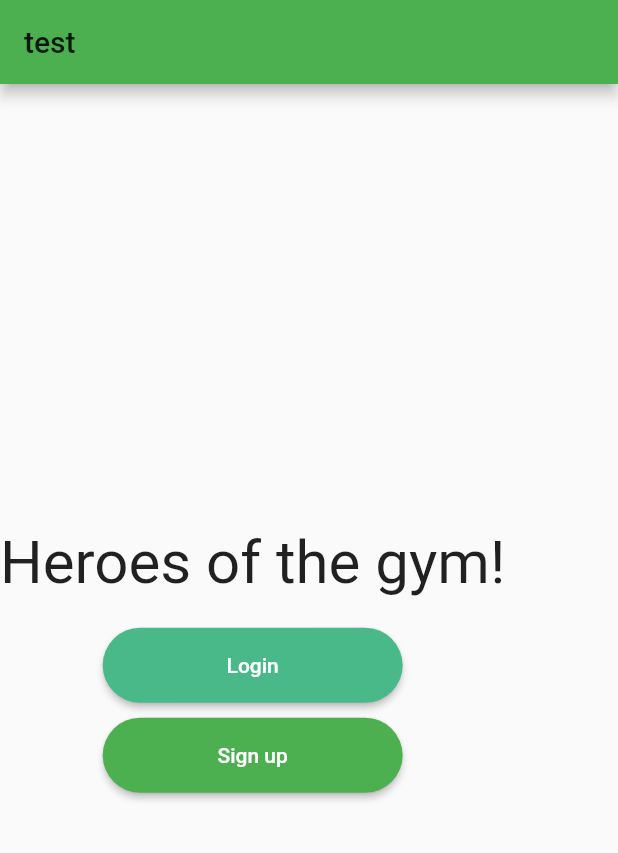
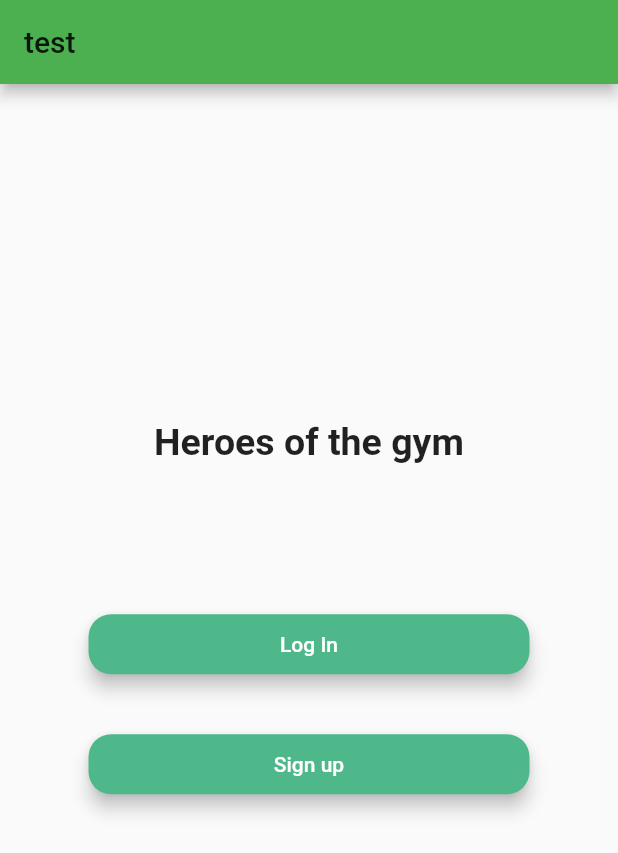
Before and after one commit to azero-as/hotg, a Flutter app: the screen it shows after launch, on a phone screen of 412 x 824 dp. Shown: the top 853 px of the screen. Run offline on Flutter 3.47's test engine with Material 2 defaults, Android fonts, the phone set to English and light mode, and no system bars.

Commit message:
#1 fix display of buttons and title

```diff
--- a/heroes_app/lib/frontpage.dart
+++ b/heroes_app/lib/frontpage.dart
@@ -13,9 +13,52 @@ class _MyHomePageState extends State<FrontPage> {
     List<String> strings = ['Flutter', 'is', 'cool', "and","awesome!"];
     String displayedString = "Heroes of the gym!";
 
-
     @override
     Widget build(BuildContext context) {
+    //Welcome text
+    final appName = new Text(
+        'Heroes of the gym', style: TextStyle(fontWeight: FontWeight.bold, fontSize: 25.0,), textAlign: TextAlign.center,
+    );
+
+    //Login button
+    final loginButton = Padding(
+        padding: EdgeInsets.symmetric(vertical: 16.0),
+        child: RaisedButton(
+            elevation: 5.0,
+            shape: RoundedRectangleBorder(
+                borderRadius: BorderRadius.circular(15.0),
+            ),
+            onPressed: () {
+                //TODO: eventhandler on log in button
+                Navigator.of(context).pushNamed(LoginPage.tag);
+
+            },
+            padding: EdgeInsets.all(12),
+            color: const Color(0xFF4FB88B),
+            child: Text('Log In', style: TextStyle(color: Colors.white),),
+        ),
+    );
+
+    //Login button
+    final signupButton = Padding(
+        padding: EdgeInsets.symmetric(vertical: 16.0),
+        child: RaisedButton(
+            elevation: 5.0,
+            shape: RoundedRectangleBorder(
+                borderRadius: BorderRadius.circular(15.0),
+            ),
+            onPressed: () {
+                //TODO: eventhandler on log in button
+                Navigator.of(context).pushNamed(SignupPage.tag);
+
+            },
+            padding: EdgeInsets.all(12),
+            color: const Color(0xFF4FB88B),
+            child: Text('Sign up', style: TextStyle(color: Colors.white),),
+        ),
+    );
+
+
         return Scaffold(
             appBar: AppBar(
                 // Here we take the value from the MyHomePage object that was created by
@@ -23,52 +66,20 @@ class _MyHomePageState extends State<FrontPage> {
                 title: Text("test"),
                 backgroundColor: Colors.green,
             ),
-            body: Container(
-                // Center is a layout widget. It takes a single child and positions it
-                // in the middle of the parent.
-
-                child: Column(
-                    mainAxisAlignment: MainAxisAlignment.center,
-                    children: <Widget>[
-                        new Text(displayedString, style: new TextStyle(fontSize: 40.0)),
-                        new Padding(padding: new EdgeInsets.all(10.0)),
-                        new SizedBox(
-                            width: 200.0,
-                            height: 50.0,
-                            child: new RaisedButton(
-                                child: new Text(
-                                    "Login",
-                                    style: new TextStyle(color: Colors.white)
-                                ),
-                                color: Color(0xFF4AB98A),
-                                onPressed: () {
-                                    //TODO: eventhandler on log in button
-                                    Navigator.of(context).pushNamed(LoginPage.tag);
-                                },
-                                shape: new RoundedRectangleBorder(borderRadius: new BorderRadius.circular(30.0)),
-
-                            ),
-
-                        ),
-                        new Container(
-                            width: 200.0,
-                            height: 50.0,
-                            margin: const EdgeInsets.only(top: 10.0),
-                            child: new RaisedButton(
-                                child: new Text(
-                                    "Sign up",
-                                    style: new TextStyle(color: Colors.white)
-                                ),
-                                color: Colors.green,
-                                onPressed: () {
-                                    Navigator.of(context).pushNamed(SignupPage.tag);
-                                },
-                                shape: new RoundedRectangleBorder(borderRadius: new BorderRadius.circular(30.0)),
-                            ),
-
-                        ),
-                    ],
-                ),
+            body: Center(
+                child: Container(
+                    margin: EdgeInsets.fromLTRB(35, 0, 35, 50),
+                    child: ListView(
+                        shrinkWrap: true,
+                        padding: EdgeInsets.only(left: 24.0, right: 24.0),
+                        children: <Widget>[
+                            appName,
+                            SizedBox(height: 80.0,),
+                            loginButton,
+                            signupButton,
+                        ],
+                    ),
+                )
             ),
         );
     }
```
